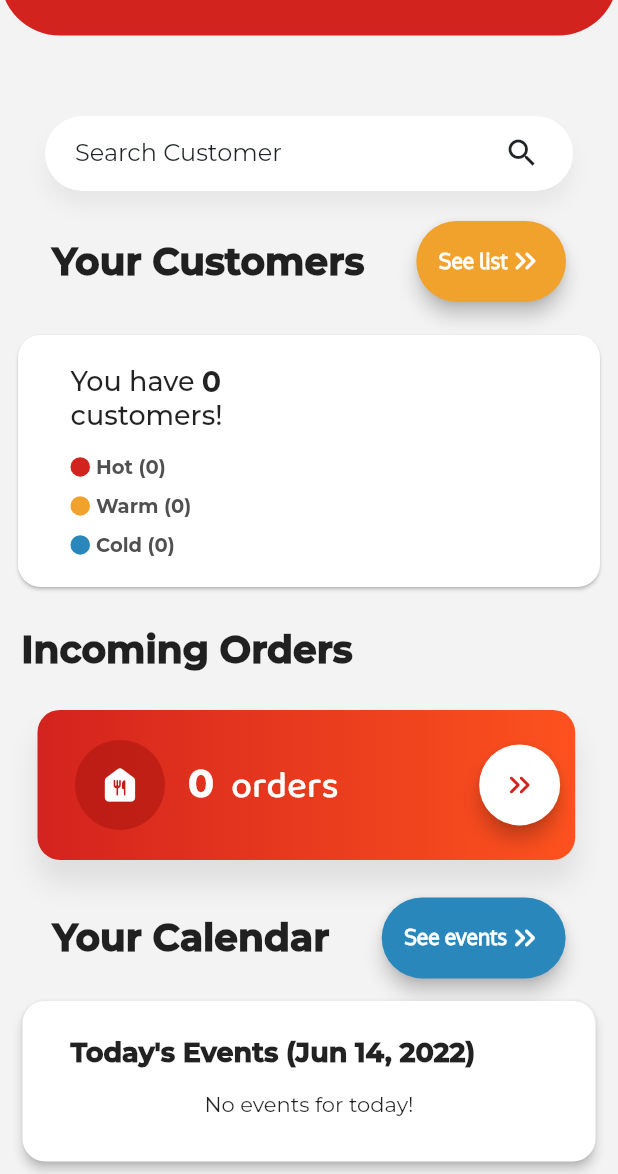
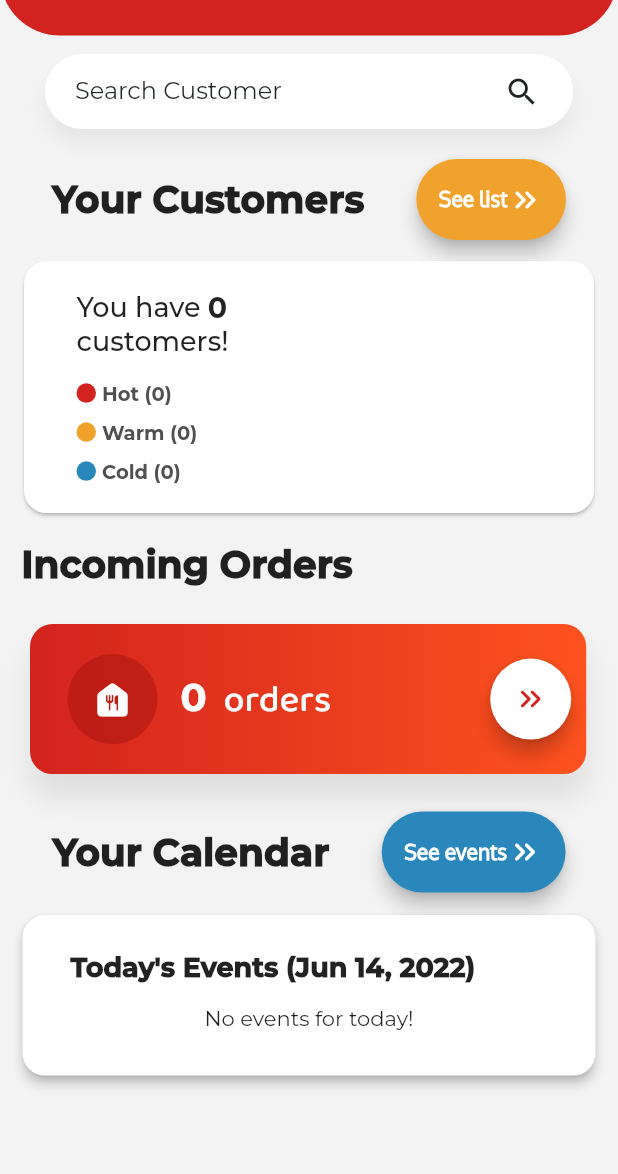
Before and after one commit to melzarjanchico-up/dennis-lechon-crm, a Flutter app: the Dashboard screen opened directly with empty values, on a phone screen of 412 x 824 dp, the part 62-1236 px from its top. Run offline on Flutter 3.47's test engine with Material 2 defaults, Android fonts, the phone set to English and light mode, and no system bars; drawn by our look-alikes of fl_chart; our stand-ins replace cloud_firestore, datetime_picker_formfield, firebase_auth, firebase_core, flutter_spinkit, flutter_typeahead and 2 more; accounts and stored records are empty; statements that could not run were skipped; project files that could hold a hidden picture were left out.

Commit message:
minimal resizing of dashboard

```diff
--- a/lib/main.dart
+++ b/lib/main.dart
@@ -19,7 +19,7 @@ Future<void> main() async {
   WidgetsFlutterBinding.ensureInitialized();
   initializeDateFormatting();
   final app = await Firebase.initializeApp(
-    name: 'dennis-lechon-crm',
+    //name: 'dennis-lechon-crm',
     options: const FirebaseOptions(
       apiKey: "AIzaSyB9yv4QSumR3MiPX4xfk03GU04McRgdk2o", // Your apiKey
       appId: "1:482691784655:web:f48df984a82bddcc6ebcba", // Your appId
--- a/lib/screens/home_screen_new/components/body.dart
+++ b/lib/screens/home_screen_new/components/body.dart
@@ -22,7 +22,7 @@ class Body extends StatelessWidget {
           children: <Widget>[
             Container(
               padding: const EdgeInsets.fromLTRB(0, 0, 0, 5),
-              height: size.height * 0.15,
+              height: size.height * 0.10,
               child: Stack(children: <Widget>[
                 // Container(
                 //   height: 60,
@@ -52,7 +52,7 @@ class Body extends StatelessWidget {
                   right: 0,
                   child: Container(
                       alignment: Alignment.center,
-                      margin: const EdgeInsets.fromLTRB(30, 10, 30, 15),
+                      margin: const EdgeInsets.fromLTRB(30, 1, 30, 15),
                       padding: const EdgeInsets.fromLTRB(
                         20,
                         0,
--- a/lib/screens/home_screen_new/components/customer_dashboard.dart
+++ b/lib/screens/home_screen_new/components/customer_dashboard.dart
@@ -20,7 +20,7 @@ class _CustomerDashState extends State<CustomerDash> {
   @override
   Widget build(BuildContext context) {
     return Padding(
-      padding: const EdgeInsets.all(8.0),
+      padding: const EdgeInsets.symmetric(horizontal: 12),
       child: Card(
         color: Colors.white,
         shape: RoundedRectangleBorder(borderRadius: BorderRadius.circular(15)),
--- a/lib/screens/home_screen_new/components/order_dashboard.dart
+++ b/lib/screens/home_screen_new/components/order_dashboard.dart
@@ -47,12 +47,12 @@ class CustomerCard extends StatelessWidget {
     Size size = MediaQuery.of(context).size;
     return Container(
         margin: const EdgeInsets.only(
-          left: 25,
-          right: 20,
+          left: 20,
+          right: 15,
           top: 5,
           bottom: 15,
         ),
-        width: size.width * 0.87,
+        width: size.width * 0.90,
         //height: 100,
         //size.width * 0.4,
         child: Column(
```
